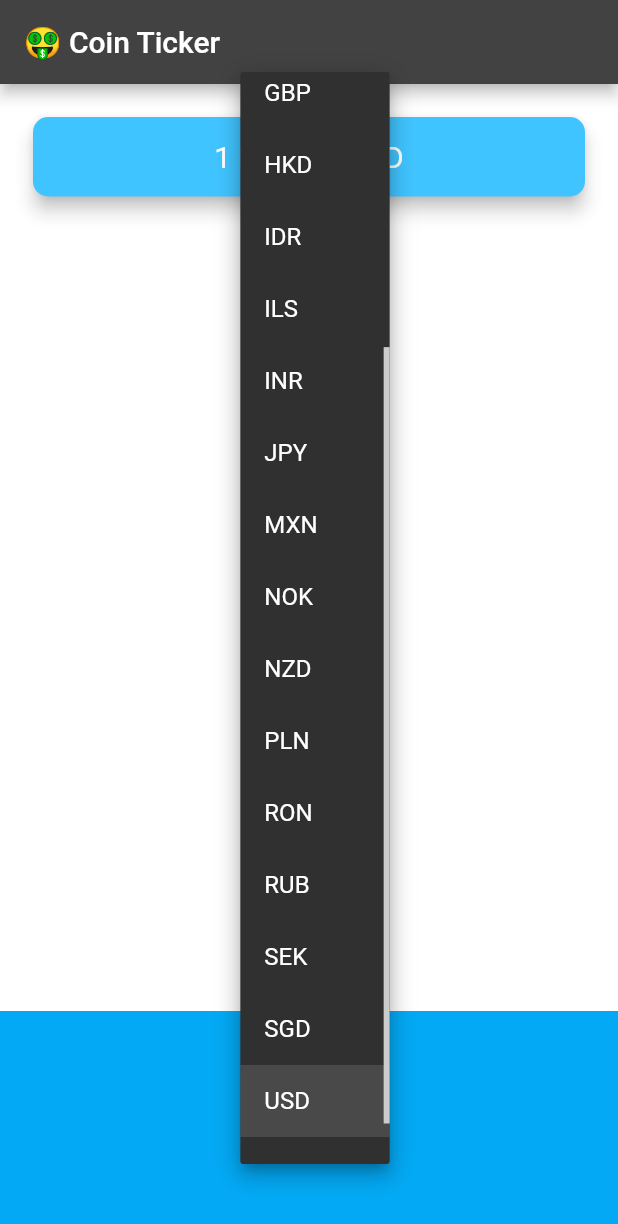
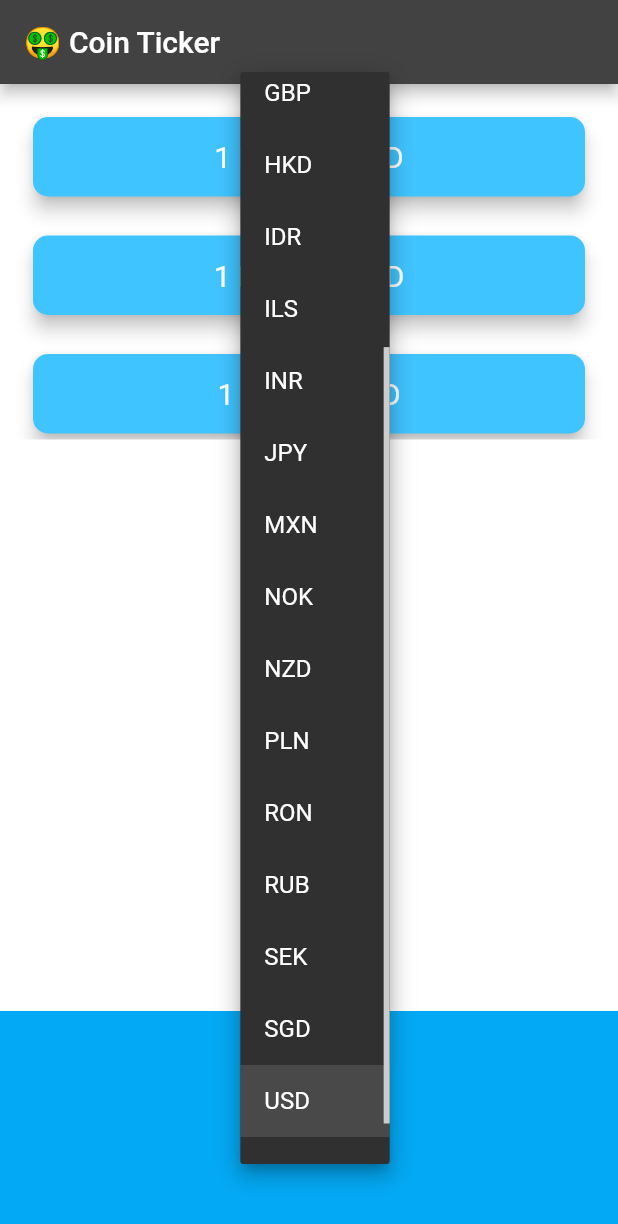
Before and after one commit to ListopadovArt/CryptoTracker, a Flutter app: the screen it shows after launch, after a tap on "USD", on a phone screen of 412 x 824 dp. Shown: the top 1224 px of the screen. Run offline on Flutter 3.47's test engine with Material 2 defaults, Android fonts, the phone set to English and light mode, and no system bars; network calls fail.

Commit message:
feat: implement request to coin API

```diff
--- a/lib/coin_data.dart
+++ b/lib/coin_data.dart
@@ -1,3 +1,5 @@
+import 'package:crypto_tracker/services/networking.dart';
+
 const List<String> currenciesList = [
   'AUD',
   'BRL',
@@ -28,4 +30,15 @@ const List<String> cryptoList = [
   'LTC',
 ];
 
-class CoinData {}
+String baseURL = "https://rest.coinapi.io";
+String apiKey = "8424CF6D-E962-4908-8D89-652D4EDE5130";
+
+class CoinData {
+  Future<dynamic> getCoinValue(String id_base, String id_quote) async {
+    var url = "$baseURL/v1/exchangerate/$id_base/$id_quote?apikey=$apiKey";
+
+    NetworkManager manager = NetworkManager(url: url);
+    var coinDate = await manager.getData();
+    return coinDate;
+  }
+}
--- a/lib/price_screen.dart
+++ b/lib/price_screen.dart
@@ -10,6 +10,12 @@ class PriceScreen extends StatefulWidget {
 
 class _PriceScreenState extends State<PriceScreen> {
   String selectedCurrency = "USD";
+
+  String BTCRate = '?';
+  String ETHRate = '?';
+  String LTCRate = '?';
+
+  CoinData coin = CoinData();
 
   DropdownButton<String> androidDropdown() {
     List<DropdownMenuItem<String>> dropdownItems = [];
@@ -28,6 +34,7 @@ class _PriceScreenState extends State<PriceScreen> {
       onChanged: (value) {
         setState(() {
           selectedCurrency = value!;
+          updateUI();
         });
       },
     );
@@ -45,10 +52,39 @@ class _PriceScreenState extends State<PriceScreen> {
       backgroundColor: Colors.lightBlue,
       itemExtent: 32.0,
       onSelectedItemChanged: (seletedIndex) {
-        print(seletedIndex);
+        setState(() {
+          selectedCurrency = currenciesList[seletedIndex];
+          updateUI();
+        });
       },
       children: items,
     );
+  }
+
+  Future<void> updateUI() async {
+    try {
+      var data = await Future.wait([
+        coin.getCoinValue('BTC', selectedCurrency),
+        coin.getCoinValue('ETH', selectedCurrency),
+        coin.getCoinValue('LTC', selectedCurrency),
+      ]);
+
+      setState(() {
+        BTCRate = data[0]["rate"].toStringAsFixed(2);
+        ETHRate = data[1]["rate"].toStringAsFixed(2);
+        LTCRate = data[2]["rate"].toStringAsFixed(2);
+      });
+    } catch (error) {
+      print(error);
+    }
+  }
+
+  @override
+  void initState() {
+    super.initState();
+    setState(() {
+      updateUI();
+    });
   }
 
   @override
@@ -58,9 +94,9 @@ class _PriceScreenState extends State<PriceScreen> {
         title: Text('🤑 Coin Ticker'),
       ),
       body: Column(
-        mainAxisAlignment: MainAxisAlignment.spaceBetween,
+        mainAxisAlignment: MainAxisAlignment.start,
         crossAxisAlignment: CrossAxisAlignment.stretch,
-        children: <Widget>[
+        children: [
           Padding(
             padding: EdgeInsets.fromLTRB(18.0, 18.0, 18.0, 0),
             child: Card(
@@ -72,7 +108,7 @@ class _PriceScreenState extends State<PriceScreen> {
               child: Padding(
                 padding: EdgeInsets.symmetric(vertical: 15.0, horizontal: 28.0),
                 child: Text(
-                  '1 BTC = ? USD',
+                  '1 BTC = $BTCRate $selectedCurrency',
                   textAlign: TextAlign.center,
                   style: TextStyle(
                     fontSize: 20.0,
@@ -82,13 +118,61 @@ class _PriceScreenState extends State<PriceScreen> {
               ),
             ),
           ),
+          Padding(
+            padding: EdgeInsets.fromLTRB(18.0, 18.0, 18.0, 0),
+            child: Card(
+              color: Colors.lightBlueAccent,
+              elevation: 5.0,
+              shape: RoundedRectangleBorder(
+                borderRadius: BorderRadius.circular(10.0),
+              ),
+              child: Padding(
+                padding: EdgeInsets.symmetric(vertical: 15.0, horizontal: 28.0),
+                child: Text(
+                  '1 ETH = $ETHRate $selectedCurrency',
+                  textAlign: TextAlign.center,
+                  style: TextStyle(
+                    fontSize: 20.0,
+                    color: Colors.white,
+                  ),
+                ),
+              ),
+            ),
+          ),
+          Padding(
+            padding: EdgeInsets.fromLTRB(18.0, 18.0, 18.0, 0),
+            child: Card(
+              color: Colors.lightBlueAccent,
+              elevation: 5.0,
+              shape: RoundedRectangleBorder(
+                borderRadius: BorderRadius.circular(10.0),
+              ),
+              child: Padding(
+                padding: EdgeInsets.symmetric(vertical: 15.0, horizontal: 28.0),
+                child: Text(
+                  '1 LTC = $LTCRate $selectedCurrency',
+                  textAlign: TextAlign.center,
+                  style: TextStyle(
+                    fontSize: 20.0,
+                    color: Colors.white,
+                  ),
+                ),
+              ),
+            ),
+          ),
+          Expanded(
+            child: Container(
+              color: Colors.white,
+              child: null,
+            ),
+          ),
           Container(
             height: 150.0,
             alignment: Alignment.center,
             padding: EdgeInsets.only(bottom: 30.0),
             color: Colors.lightBlue,
             child: Platform.isIOS ? iOSPicker() : androidDropdown(),
-          ),
+          )
         ],
       ),
     );
--- /dev/null
+++ b/lib/services/networking.dart
@@ -0,0 +1,19 @@
+import 'package:http/http.dart' as http;
+import 'dart:convert';
+
+class NetworkManager {
+  NetworkManager({required this.url});
+
+  final String url;
+
+  Future getData() async {
+    http.Response response = await http.get(Uri.parse(url));
+
+    if (response.statusCode == 200) {
+      String data = response.body;
+      return jsonDecode(data);
+    } else {
+      print(response.statusCode);
+    }
+  }
+}
```
Also changed, not shown: pubspec.yaml (+4 -67 lines).
